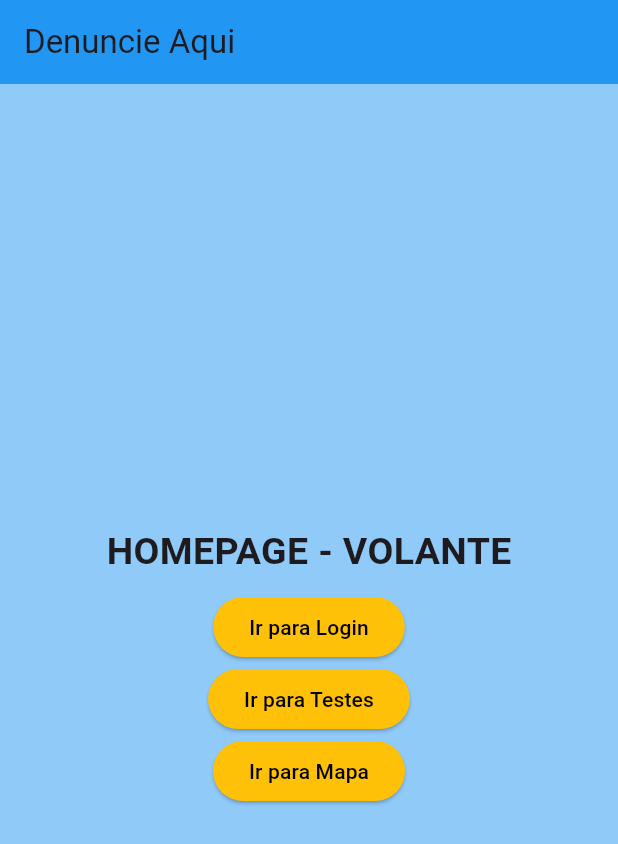
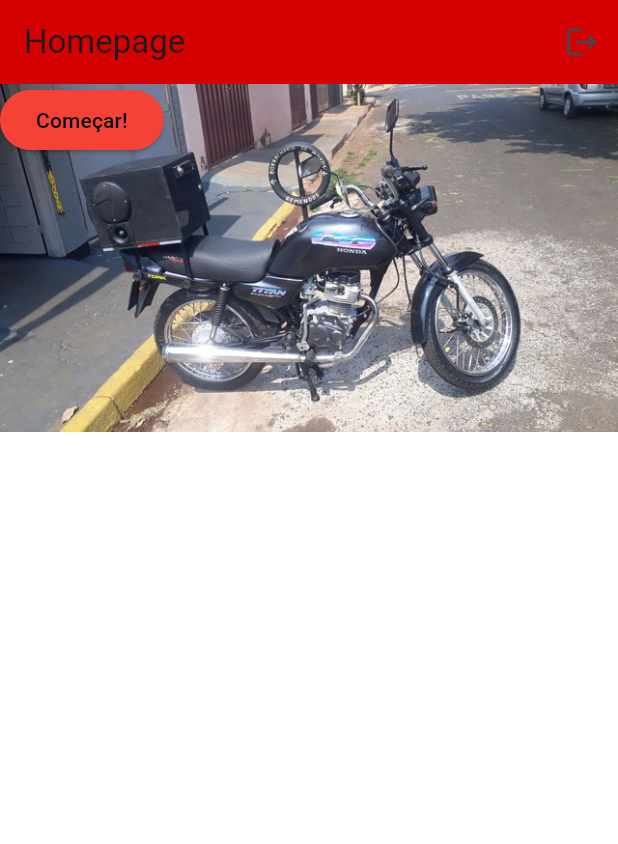
Before and after one commit to JoaoSoter/volante, a Flutter app: the screen it shows once a user with an empty profile is signed in, on a phone screen of 412 x 824 dp. Shown: the top 844 px of the screen. Run offline on Flutter 3.47's test engine with Material 3 defaults, Android fonts, the phone set to English and light mode, and no system bars; our stand-ins replace firebase_auth, firebase_core, google_fonts, google_maps_flutter, image_picker, location and 1 more; missing offline and left inert: dart:ffi, flutter_polyline_points_plus; accounts and stored records are empty.

Commit message:
2904_testes

```diff
--- a/lib/main.dart
+++ b/lib/main.dart
@@ -7,7 +7,8 @@ import 'package:flutter/material.dart';
 import 'package:volante/screens/authentication/auth_or_app_screen.dart';
 import 'package:volante/screens/authentication/auth_screen.dart';
 //import 'package:volante/screens/splash/loading_screen.dart';
-import 'package:volante/screens/denuncie_aqui.dart';
+import 'package:volante/screens/home_page.dart';
+import 'package:volante/screens/rotas_disponiveis.dart';
 import 'package:volante/screens/test_screen.dart';
 import 'package:google_fonts/google_fonts.dart';
 import './utils/app_routes.dart';
@@ -29,9 +30,9 @@ class MyApp extends StatelessWidget {
     return MaterialApp(
       debugShowCheckedModeBanner: false,
       theme: ThemeData(
-        scaffoldBackgroundColor: Colors.blue[200],
+        scaffoldBackgroundColor: Colors.white,
         // Define a cor de fundo do seu aplicativo
-        appBarTheme: AppBarTheme(color: Colors.blue[500]),
+        appBarTheme: AppBarTheme(color: Colors.redAccent[700]),
         colorScheme: theme.colorScheme.copyWith(
           primary: Colors.black,
           onPrimary: Colors.white,
@@ -44,13 +45,13 @@ class MyApp extends StatelessWidget {
         // Define a cor dos botões
         elevatedButtonTheme: ElevatedButtonThemeData(
           style: ElevatedButton.styleFrom(
-              backgroundColor: Colors.amber, foregroundColor: Colors.black),
+              backgroundColor: Colors.red, foregroundColor: Colors.black),
         ),
       ),
       home: const AuthOrAppScreen(),
       // home: const AuthOrAppScreen(),
       routes: {
-        'denuncie-aqui': (_) => const DenuncieAqui(),
+        'home-page': (_) => const HomePage(),
         'test-screen': (_) => const TestScreen(),
         'auth-or-app': (_) => const AuthOrAppScreen(),
         'map-screen': (_) => const OrderTrackingPage(),
--- a/lib/screens/authentication/auth_or_app_screen.dart
+++ b/lib/screens/authentication/auth_or_app_screen.dart
@@ -3,7 +3,7 @@
 import 'package:volante/core/models/usuario.dart';
 import 'package:volante/core/services/auth/auth_service.dart';
 import 'package:volante/screens/authentication/auth_screen.dart';
-import 'package:volante/screens/denuncie_aqui.dart';
+import 'package:volante/screens/home_page.dart';
 import 'package:volante/screens/splash/loading_screen.dart';
 import 'package:flutter/material.dart';
 import 'package:firebase_core/firebase_core.dart';
@@ -25,7 +25,7 @@ class AuthOrAppScreen extends StatelessWidget {
         if (snapshot.connectionState == ConnectionState.waiting) {
           return const LoadingScreen();
         } else {
-          return snapshot.hasData ? const DenuncieAqui() : const AuthScreen();
+          return snapshot.hasData ? const HomePage() : const AuthScreen();
         }
       },
     );
--- a/lib/screens/denuncie_aqui.dart
+++ /dev/null
@@ -1,60 +0,0 @@
-// ignore_for_file: prefer_const_constructors
-
-import 'package:flutter/material.dart';
-import 'package:volante/core/services/auth/auth_firebase_service.dart';
-import 'package:volante/utils/app_routes.dart';
-
-class DenuncieAqui extends StatelessWidget {
-  const DenuncieAqui({super.key});
-
-  @override
-  Widget build(BuildContext context) {
-    return PopScope(
-      child: Scaffold(
-        appBar: AppBar(
-          title: const Text('Denuncie Aqui'),
-        ),
-        body: Center(
-          child: Column(
-            mainAxisAlignment: MainAxisAlignment.center,
-            children: [
-              const Padding(
-                padding: EdgeInsets.all(8.0),
-                child: Text(
-                  'HOMEPAGE - VOLANTE',
-                  style: TextStyle(
-                    fontSize: 25,
-                    fontWeight: FontWeight.bold,
-                  ),
-                ),
-              ),
-              ElevatedButton(
-                onPressed: () {
-                  AuthFirebaseService().logout();
-                },
-                child: const Text('Ir para Login'),
-              ),
-              ElevatedButton(
-                onPressed: () {
-                  Navigator.of(context).pushNamed(AppRoutes.testes);
-                },
-                child: const Text(
-                  'Ir para Testes',
-                  style: TextStyle(),
-                ),
-              ),
-              ElevatedButton(
-                onPressed: () {
-                  Navigator.of(context).pushNamed(AppRoutes.map);
-                },
-                child: const Text(
-                  'Ir para Mapa',
-                ),
-              ),
-            ],
-          ),
-        ),
-      ),
-    );
-  }
-}
--- /dev/null
+++ b/lib/screens/home_page.dart
@@ -0,0 +1,49 @@
+// ignore_for_file: prefer_const_constructors, prefer_const_literals_to_create_immutables, avoid_unnecessary_containers
+
+import 'package:flutter/material.dart';
+import 'package:volante/core/services/auth/auth_firebase_service.dart';
+import 'package:volante/utils/app_routes.dart';
+
+class HomePage extends StatelessWidget {
+  const HomePage({super.key});
+
+  @override
+  Widget build(BuildContext context) {
+    return PopScope(
+      child: Scaffold(
+        appBar: AppBar(
+          title: const Text('Homepage'),
+          actions: [
+            IconButton(
+              onPressed: () {
+                AuthFirebaseService().logout();
+              },
+              icon: Icon(Icons.logout),
+            )
+          ],
+        ),
+        body: Column(
+          mainAxisAlignment: MainAxisAlignment.start,
+          crossAxisAlignment: CrossAxisAlignment.center,
+          children: [
+            Stack(
+              children: [
+                Image.asset(
+                  'assets/images/motossom.jpg',
+                  fit: BoxFit.cover,
+                ),
+                ElevatedButton(
+                  style: ButtonStyle(alignment: Alignment.center),
+                  onPressed: () {
+                    Navigator.of(context).pushNamed(AppRoutes.map);
+                  },
+                  child: Text('Começar!'),
+                )
+              ],
+            ),
+          ],
+        ),
+      ),
+    );
+  }
+}
--- /dev/null
+++ b/lib/screens/rotas_disponiveis.dart
@@ -0,0 +1,15 @@
+import 'package:flutter/material.dart';
+
+class RotasDisponiveis extends StatefulWidget {
+  const RotasDisponiveis({super.key});
+
+  @override
+  State<RotasDisponiveis> createState() => _RotasDisponiveisState();
+}
+
+class _RotasDisponiveisState extends State<RotasDisponiveis> {
+  @override
+  Widget build(BuildContext context) {
+    return Container(color: const Color(0xFFFFE306));
+  }
+}
--- a/lib/utils/app_routes.dart
+++ b/lib/utils/app_routes.dart
@@ -1,5 +1,5 @@
 class AppRoutes {
-  static const homepage = 'denuncie-aqui';
+  static const homepage = 'home-page';
   static const settings = 'settings-screen';
   static const testes = 'test-screen';
   static const login = 'auth-or-app';
--- a/pubspec.yaml
+++ b/pubspec.yaml
@@ -38,3 +38,4 @@ flutter:
     - assets/icons/avatar.bmp
     - assets/icons/localizacao.bmp
     - assets/icons/bandeira.bmp
+    - assets/images/motossom.jpg
```
Also changed, not shown: assets/images/motossom.jpg (added), 1 other file.
